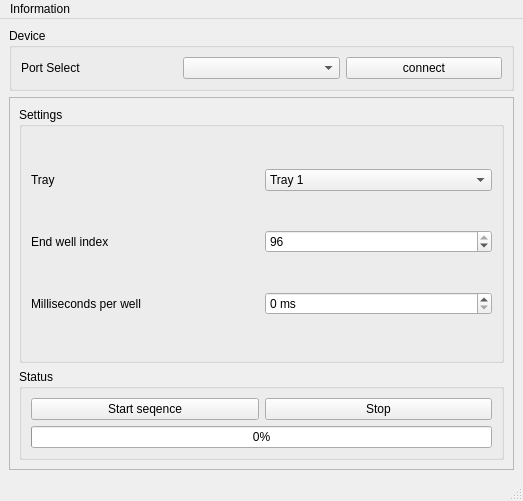
Qt form mainwindow.ui (nrish/machine-interface-caltech) before a commit.
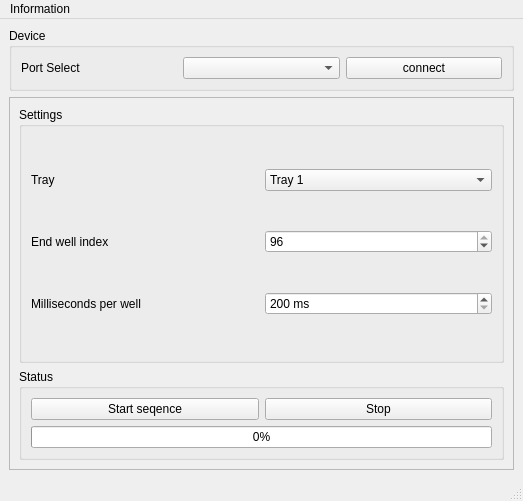
The same form after that commit.

The edit to the form file:
```diff
--- a/mainwindow.ui
+++ b/mainwindow.ui
@@ -164,6 +164,12 @@
             <property name="suffix">
              <string> ms</string>
             </property>
+            <property name="minimum">
+             <number>200</number>
+            </property>
+            <property name="maximum">
+             <number>9999</number>
+            </property>
            </widget>
           </item>
          </layout>
```
Left out of the diff: 3 changed lines with no effect on the pictures.
